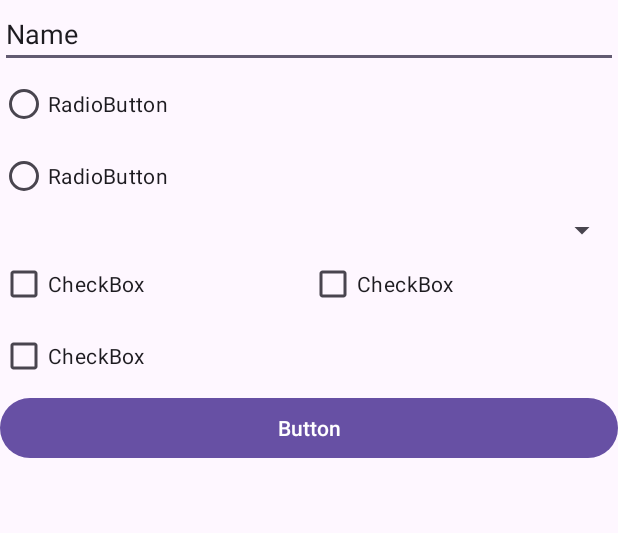
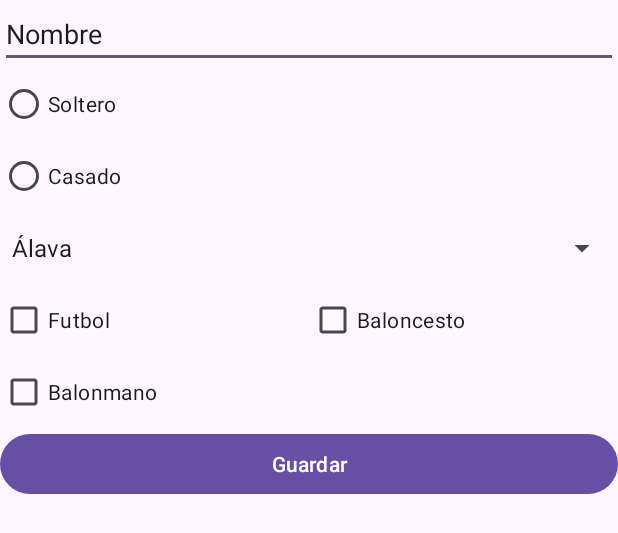
Before and after one commit to Daniel-gc271/proyectosAndroid, an Android app: the layout activity_main.xml on its own in the app's theme, with its tools: preview values and no code run, on a phone screen of 412 x 824 dp. Shown: the top 533 px of the screen. Run offline under Robolectric (Android 15) with nearby library versions, the phone set to English and light mode, and no system bars.

Commit message:
terminar ejercicio de la encuesta

```diff
--- /dev/null
+++ b/Ejer02_Encuesta/app/src/main/java/ResultadoEncuesta.kt
@@ -0,0 +1,6 @@
+data class ResultadoEncuesta(
+    var nombre: String,
+    var deportes: String,
+    var provincia: String,
+    var soltero: String
+)
--- a/Ejer02_Encuesta/app/src/main/java/gregoriofer/local/ejer02_encuesta/MainActivity.kt
+++ b/Ejer02_Encuesta/app/src/main/java/gregoriofer/local/ejer02_encuesta/MainActivity.kt
@@ -3,8 +3,8 @@ package gregoriofer.local.ejer02_encuesta
 import android.os.Bundle
 import androidx.activity.enableEdgeToEdge
 import androidx.appcompat.app.AppCompatActivity
-import androidx.core.view.ViewCompat
-import androidx.core.view.WindowInsetsCompat
+import ResultadoEncuesta
+import android.util.Log
 import gregoriofer.local.ejer02_encuesta.databinding.ActivityMainBinding
 
 class MainActivity : AppCompatActivity() {
@@ -23,5 +23,37 @@ class MainActivity : AppCompatActivity() {
             insets
         }
         */
+        binding.button.setOnClickListener {
+            val resultado = obtenerResultado()
+            // Aquí ya tienes el objeto listo para guardar, mostrar o enviar
+            Log.d("Depurando", "Resultado: ${resultado}")
+        }
+    }
+    fun obtenerResultado():ResultadoEncuesta {
+        val nombre: String = binding.editTextName.text.toString().trim()
+        val estadoCivil: String = when {
+            binding.radioButtonSoltero.isChecked->"Soltero"
+            binding.radioButtonCasado.isChecked->"Casado"
+            else->""
+        }
+
+        val deportesSeleccionados = buildList {
+            if (binding.checkBox.isChecked) add("Futbol")
+            if (binding.checkBox2.isChecked) add("Baloncesto")
+            if (binding.checkBox3.isChecked) add("Balonmano")
+        }
+        val deportes = deportesSeleccionados.joinToString(", ")
+        val provincia: String = binding.spinner.selectedItem?.toString().orEmpty()
+
+
+
+        return ResultadoEncuesta(
+            nombre = nombre,
+            deportes = deportes,
+            provincia = provincia,
+            soltero = estadoCivil
+        )
+
+
     }
 }
--- a/Ejer02_Encuesta/app/src/main/res/layout/activity_main.xml
+++ b/Ejer02_Encuesta/app/src/main/res/layout/activity_main.xml
@@ -10,35 +10,37 @@
     tools:context=".MainActivity" >
 
     <EditText
-        android:id="@+id/editTextText"
+        android:id="@+id/editText_name"
         android:layout_width="match_parent"
         android:layout_height="wrap_content"
         android:ems="10"
         android:inputType="text"
-        android:text="Name" />
+        android:text="Nombre" />
 
     <RadioGroup
         android:layout_width="match_parent"
         android:layout_height="wrap_content">
 
         <RadioButton
-            android:id="@+id/radioButton"
+            android:id="@+id/radioButton_Soltero"
             android:layout_width="match_parent"
             android:layout_height="wrap_content"
-            android:text="RadioButton" />
+            android:text="Soltero" />
 
         <RadioButton
-            android:id="@+id/radioButton2"
+            android:id="@+id/radioButton_Casado"
             android:layout_width="match_parent"
             android:layout_height="wrap_content"
-            android:text="RadioButton" />
+            android:text="Casado" />
 
     </RadioGroup>
 
     <Spinner
         android:id="@+id/spinner"
         android:layout_width="match_parent"
-        android:layout_height="wrap_content" />
+        android:layout_height="wrap_content"
+        android:entries="@array/provincias"
+        android:minHeight="48dp" />
 
     <LinearLayout
         android:layout_width="match_parent"
@@ -50,14 +52,14 @@
             android:layout_width="0dp"
             android:layout_height="wrap_content"
             android:layout_weight="1"
-            android:text="CheckBox" />
+            android:text="Futbol" />
 
         <CheckBox
             android:id="@+id/checkBox2"
             android:layout_width="0dp"
             android:layout_height="wrap_content"
             android:layout_weight="1"
-            android:text="CheckBox" />
+            android:text="Baloncesto" />
 
     </LinearLayout>
 
@@ -65,11 +67,11 @@
         android:id="@+id/checkBox3"
         android:layout_width="match_parent"
         android:layout_height="wrap_content"
-        android:text="CheckBox" />
+        android:text="Balonmano" />
 
     <Button
         android:id="@+id/button"
         android:layout_width="match_parent"
         android:layout_height="wrap_content"
-        android:text="Button" />
+        android:text="Guardar" />
 </LinearLayout>
--- a/Ejer02_Encuesta/app/src/main/res/values/strings.xml
+++ b/Ejer02_Encuesta/app/src/main/res/values/strings.xml
@@ -1,3 +1,55 @@
 <resources>
     <string name="app_name">Ejer02_Encuesta</string>
+    <string-array name="provincias">
+        <item>Álava</item>
+        <item>Albacete</item>
+        <item>Alicante</item>
+        <item>Almería</item>
+        <item>Asturias</item>
+        <item>Ávila</item>
+        <item>Badajoz</item>
+        <item>Barcelona</item>
+        <item>Burgos</item>
+        <item>Cáceres</item>
+        <item>Cádiz</item>
+        <item>Cantabria</item>
+        <item>Castellón</item>
+        <item>Ciudad Real</item>
+        <item>Córdoba</item>
+        <item>Cuenca</item>
+        <item>Gerona</item>
+        <item>Granada</item>
+        <item>Guadalajara</item>
+        <item>Guipúzcoa</item>
+        <item>Huelva</item>
+        <item>Huesca</item>
+        <item>Islas Baleares</item>
+        <item>Jaén</item>
+        <item>La Coruña</item>
+        <item>La Rioja</item>
+        <item>Las Palmas</item>
+        <item>León</item>
+        <item>Lérida</item>
+        <item>Lugo</item>
+        <item>Madrid</item>
+        <item>Málaga</item>
+        <item>Murcia</item>
+        <item>Navarra</item>
+        <item>Orense</item>
+        <item>Palencia</item>
+        <item>Pontevedra</item>
+        <item>Salamanca</item>
+        <item>Santa Cruz de Tenerife</item>
+        <item>Segovia</item>
+        <item>Sevilla</item>
+        <item>Soria</item>
+        <item>Tarragona</item>
+        <item>Teruel</item>
+        <item>Toledo</item>
+        <item>Valencia</item>
+        <item>Valladolid</item>
+        <item>Vizcaya</item>
+        <item>Zamora</item>
+        <item>Zaragoza</item>
+    </string-array>
 </resources>
```
